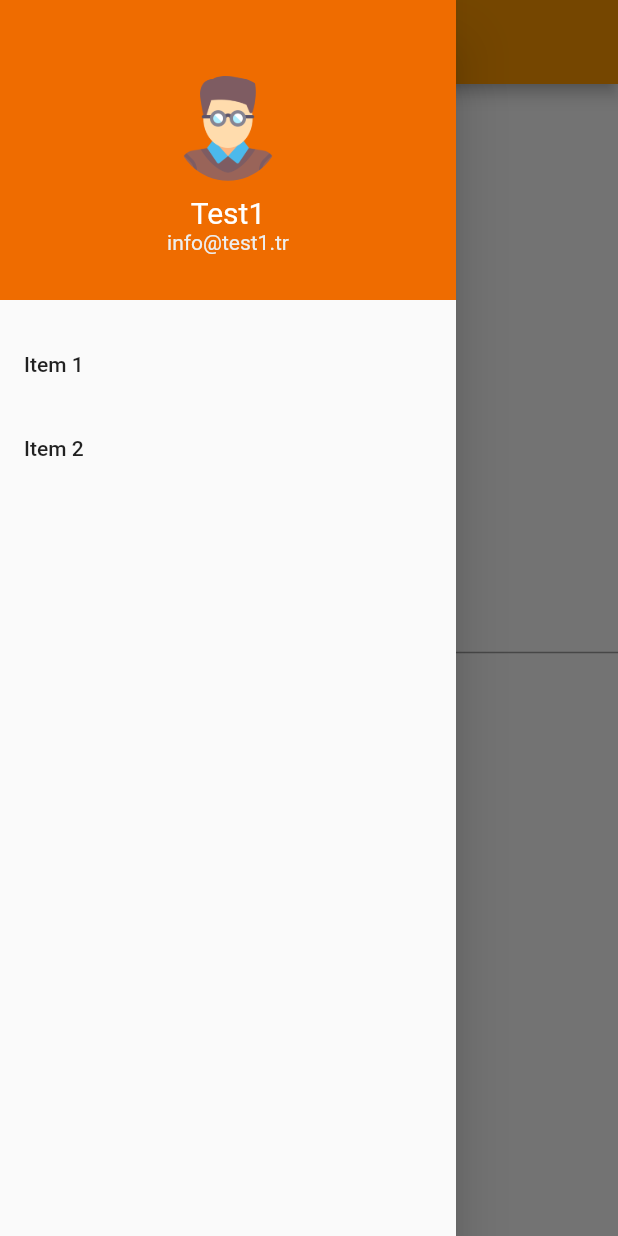
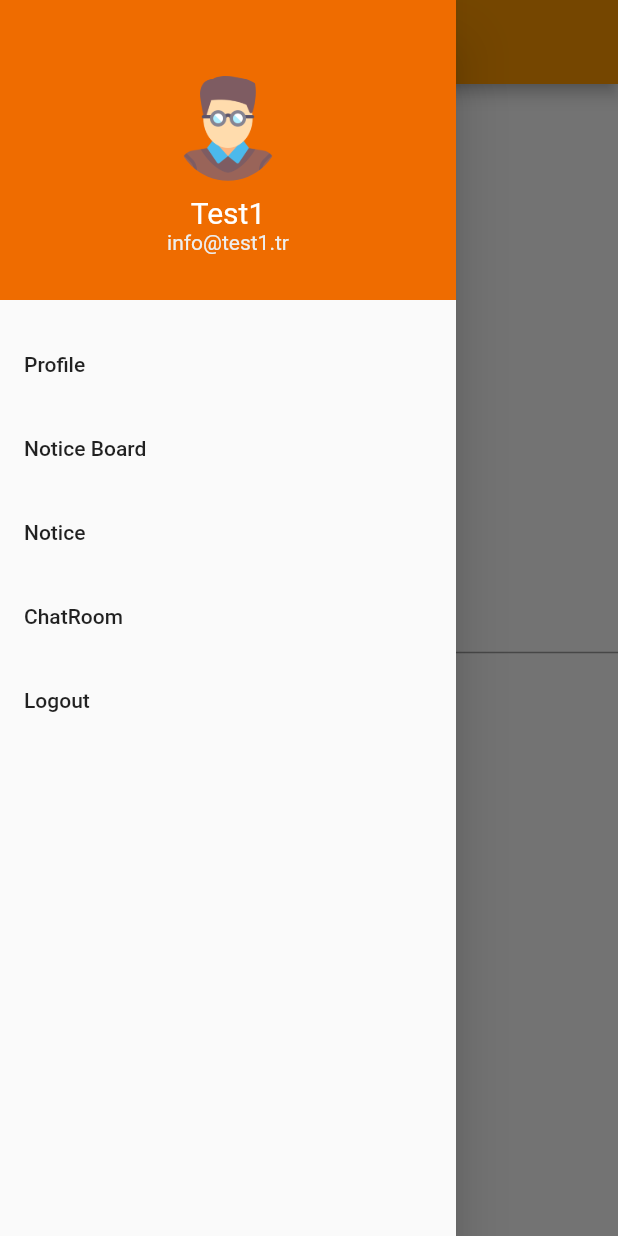
Before and after one commit to imam-swe/Student-Management-, a Flutter app: the Teacher_page screen opened directly with empty values, with the side drawer open, on a phone screen of 412 x 824 dp. Run offline on Flutter 3.47's test engine with Material 2 defaults, Android fonts, the phone set to English and light mode, and no system bars; our stand-ins replace cloud_firestore, firebase_auth, firebase_core, flutter_signin_button; missing offline and left inert: dart:js; accounts and stored records are empty; statements that could not run were skipped.

Commit message:
Fix Bugs

```diff
--- a/lib/screens/splash.dart
+++ b/lib/screens/splash.dart
@@ -10,9 +10,8 @@ class Splash extends StatelessWidget {
           ? const Color(0xffeae2b7).withOpacity(1.0)
           : const Color(0x00042a49).withOpacity(1.0),
       body: Center(
-          child: lightMode
-              ? Image.asset('images/sms2.png')
-              : Image.asset('images/sms1.png')),
+        child: Image.asset('images/sms2.png'),
+      ),
     );
   }
 }
--- a/lib/screens/teacherScreens/teacherpage.dart
+++ b/lib/screens/teacherScreens/teacherpage.dart
@@ -1,7 +1,6 @@
 // ignore_for_file: deprecated_member_use
 
 import 'package:cloud_firestore/cloud_firestore.dart';
-import 'package:firebase_core/firebase_core.dart';
 import 'package:flutter/material.dart';
 import 'package:i_school/screens/teacherScreens/drawer_tr.dart';
 
@@ -100,14 +99,35 @@ class _Teacher_pageState extends State<Teacher_page> {
           //   child: Text('Drawer Header'),
           // ),
           ListTile(
-            title: const Text('Item 1'),
+            title: const Text('Profile'),
             onTap: () {
               // Update the state of the app.
               // ...
             },
           ),
           ListTile(
-            title: const Text('Item 2'),
+            title: const Text('Notice Board'),
+            onTap: () {
+              // Update the state of the app.
+              // ...
+            },
+          ),
+          ListTile(
+            title: const Text('Notice'),
+            onTap: () {
+              // Update the state of the app.
+              // ...
+            },
+          ),
+          ListTile(
+            title: const Text('ChatRoom'),
+            onTap: () {
+              // Update the state of the app.
+              // ...
+            },
+          ),
+          ListTile(
+            title: const Text('Logout'),
             onTap: () {
               // Update the state of the app.
               // ...
```
Also changed, not shown: lib/screens/studentScreens/studentpage.dart (+66 -14 lines), lib/services/authService.dart (+4 -4 lines).
